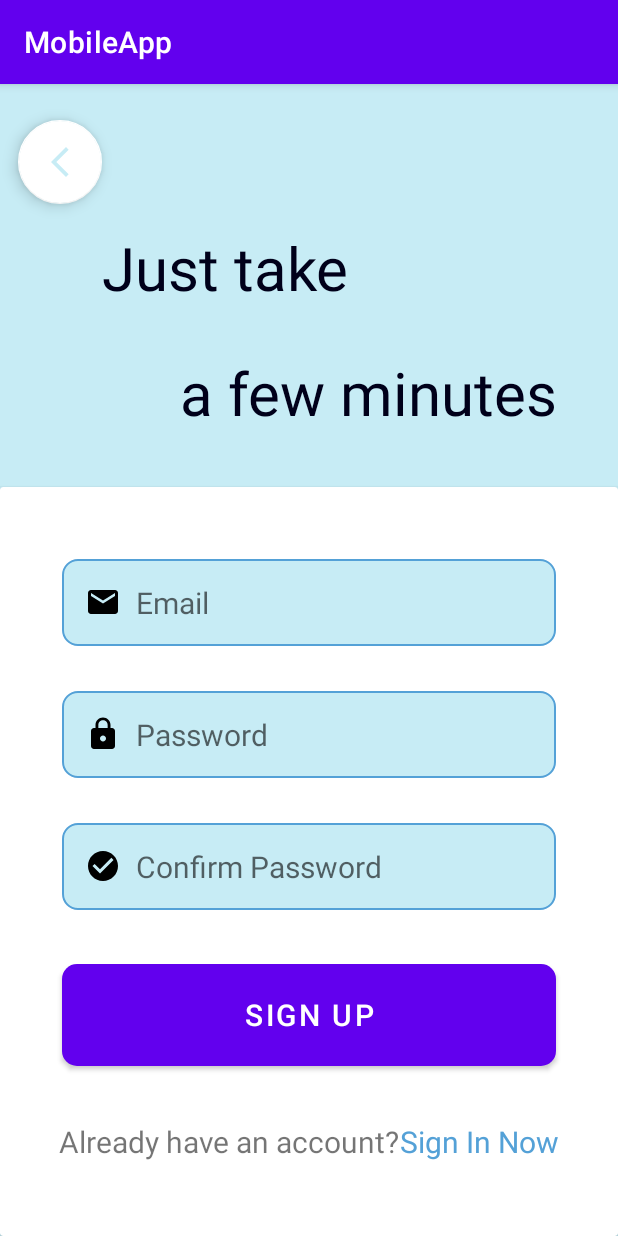
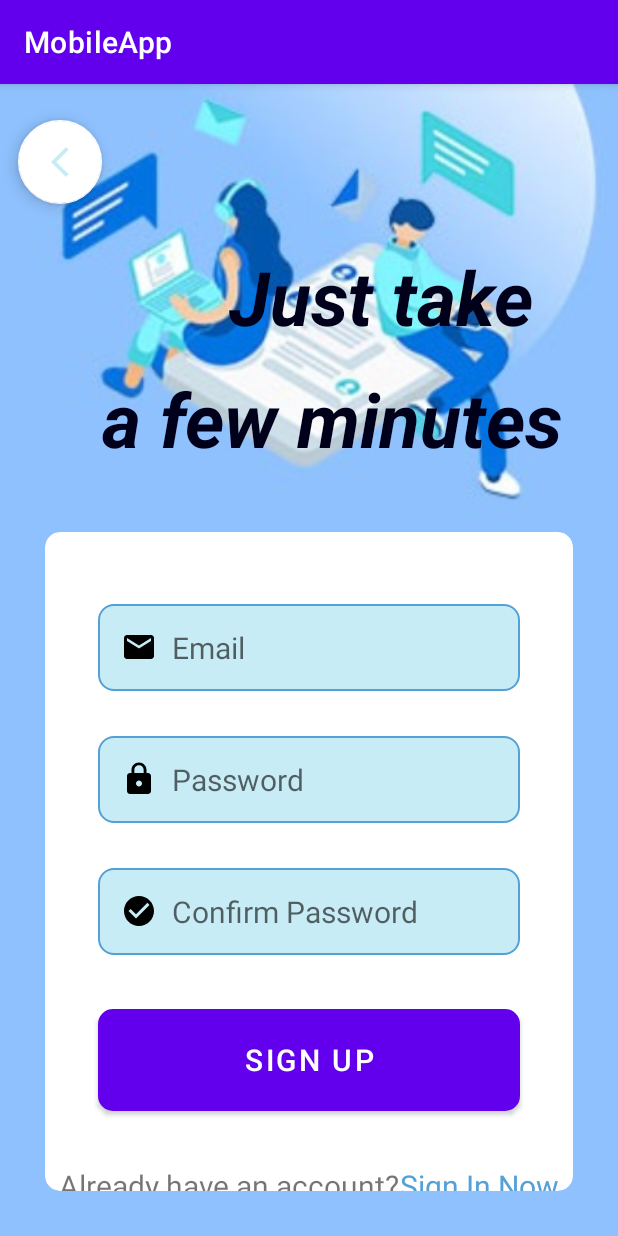
Before and after one commit to ttruongg/MoblieApp, an Android app: the RegistationActivity screen opened directly, with no data from a screen before it, on a phone screen of 412 x 824 dp. Run offline under Robolectric (Android 15) with nearby library versions, the phone set to English and light mode, and no system bars.

Commit message:
adjust fe

```diff
--- a/app/src/main/res/layout/activity_registation.xml
+++ b/app/src/main/res/layout/activity_registation.xml
@@ -4,7 +4,7 @@
     xmlns:tools="http://schemas.android.com/tools"
     android:layout_width="match_parent"
     android:layout_height="match_parent"
-    android:background="@color/light_blue"
+    android:background="@drawable/bg"
     tools:context=".RegistationActivity">
 
     <androidx.constraintlayout.widget.Guideline
@@ -32,45 +32,49 @@
         android:id="@+id/TextView_Welcome"
         android:layout_width="wrap_content"
         android:layout_height="wrap_content"
-        android:layout_marginStart="10dp"
-        android:layout_marginEnd="36dp"
+        android:layout_marginTop="28dp"
+        android:layout_marginEnd="56dp"
         android:text="Just take"
+
         android:textColor="@color/dark_blue"
-        android:textSize="40sp"
-        app:layout_constraintBottom_toTopOf="@+id/guideline"
+        android:textSize="50sp"
+        android:textStyle="bold|italic"
         app:layout_constraintEnd_toEndOf="parent"
-        app:layout_constraintHorizontal_bias="0.287"
-        app:layout_constraintStart_toStartOf="parent"
-        app:layout_constraintTop_toBottomOf="@+id/floatingActionButton"
-        app:layout_constraintVertical_bias="0.112" />
+        app:layout_constraintTop_toBottomOf="@+id/floatingActionButton" />
 
     <TextView
         android:id="@+id/TextView_Welcome2"
         android:layout_width="wrap_content"
         android:layout_height="wrap_content"
-        android:layout_marginEnd="40dp"
-        android:layout_marginBottom="36dp"
+        android:layout_marginStart="68dp"
+        android:layout_marginBottom="12dp"
         android:text="a few minutes"
         android:textColor="@color/dark_blue"
-        android:textSize="40sp"
+        android:textSize="50sp"
+        android:textStyle="bold|italic"
         app:layout_constraintBottom_toTopOf="@+id/guideline"
-        app:layout_constraintEnd_toEndOf="parent" />
+        app:layout_constraintStart_toStartOf="parent" />
 
     <androidx.cardview.widget.CardView
         android:id="@+id/cardView"
         android:layout_width="match_parent"
         android:layout_height="0dp"
-        app:cardCornerRadius="2dp"
+        app:cardCornerRadius="10dp"
         app:layout_constraintBottom_toBottomOf="parent"
         app:layout_constraintEnd_toEndOf="parent"
         app:layout_constraintHorizontal_bias="0.0"
         app:layout_constraintStart_toStartOf="parent"
         app:layout_constraintTop_toTopOf="@+id/guideline"
-        app:layout_constraintVertical_bias="0.0">
+        app:layout_constraintVertical_bias="0.0"
+        android:layout_margin="30dp"
+        >
+
 
         <androidx.constraintlayout.widget.ConstraintLayout
             android:layout_width="match_parent"
-            android:layout_height="match_parent">
+            android:layout_height="match_parent"
+            >
+
 
             <EditText
                 android:id="@+id/Input_RegisterEmail"
--- /dev/null
+++ b/app/src/main/res/mipmap-anydpi-v26/ic_banner.xml
@@ -0,0 +1,5 @@
+<?xml version="1.0" encoding="utf-8"?>
+<adaptive-icon xmlns:android="http://schemas.android.com/apk/res/android">
+    <background android:drawable="@mipmap/ic_banner_background"/>
+    <foreground android:drawable="@mipmap/ic_banner_foreground"/>
+</adaptive-icon>
```
Also changed, not shown: app/src/main/res/layout/activity_login.xml (+14 -14 lines), app/src/main/res/drawable/bg.png (added), app/src/main/res/mipmap-xhdpi/ic_banner.png (added), app/src/main/res/mipmap-xhdpi/ic_banner_background.png (added), app/src/main/res/mipmap-xhdpi/ic_banner_foreground.png (added).
